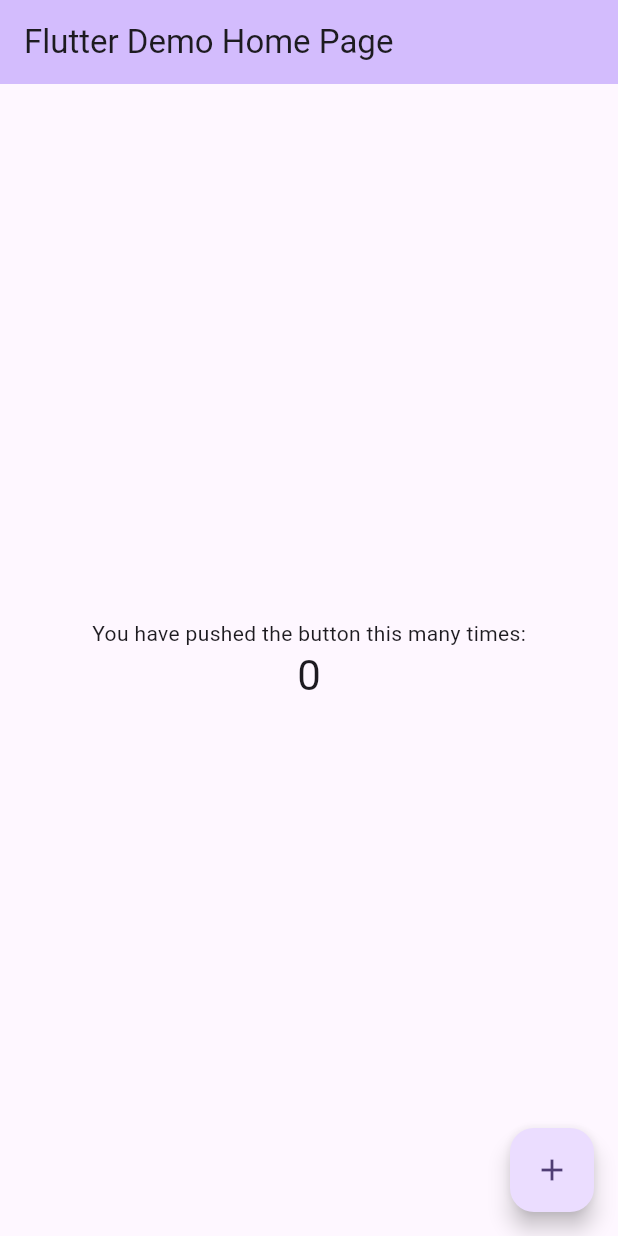
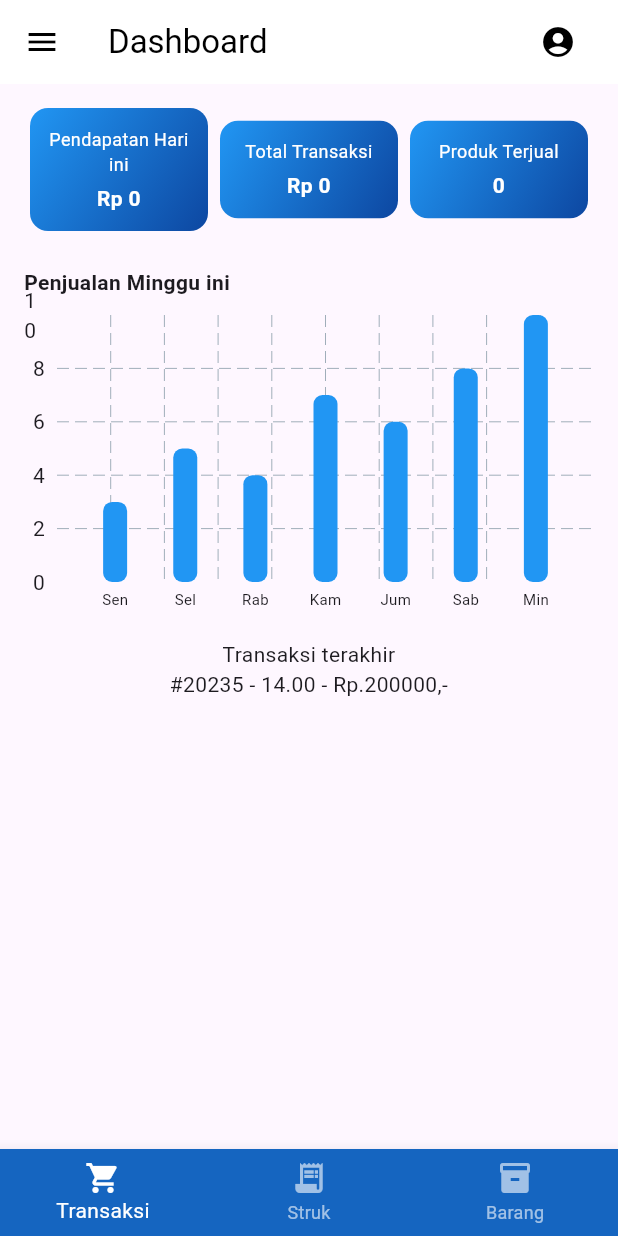
Before and after one commit to Falfall/kasirku, a Flutter app: the screen it shows after launch, on a phone screen of 412 x 824 dp. Run offline on Flutter 3.47's test engine with Material 3 defaults, Android fonts, the phone set to English and light mode, and no system bars; drawn by our look-alikes of fl_chart.

Commit message:
dashboard

```diff
--- /dev/null
+++ b/lib/dashboard.dart
@@ -0,0 +1,195 @@
+import 'package:flutter/material.dart';
+import 'package:fl_chart/fl_chart.dart';
+
+void main() {
+  runApp(const MaterialApp(
+    home: Dashboard(),
+    debugShowCheckedModeBanner: false,
+    title: 'Aplikasi Kasir',
+  ));
+}
+
+class Dashboard extends StatefulWidget {
+  const Dashboard({super.key});
+
+  @override
+  State<Dashboard> createState() => _DashboardState();
+}
+
+class _DashboardState extends State<Dashboard> {
+  int _selectedIndex = 0;
+
+  final List<double> penjualanMingguan = [3, 5, 4, 7, 6, 8, 10];
+
+  final List<Map<String, dynamic>> transaksi = [
+    {"id": "#20231", "jam": "11.00", "total": 150000},
+    {"id": "#20232", "jam": "12.45", "total": 170000},
+    {"id": "#20233", "jam": "13.00", "total": 190000},
+    {"id": "#20234", "jam": "13.45", "total": 210000},
+    {"id": "#20235", "jam": "14.00", "total": 200000},
+  ];
+
+  void _onItemTapped(int index) {
+    setState(() {
+      _selectedIndex = index;
+    });
+    ScaffoldMessenger.of(context).showSnackBar(
+      SnackBar(content: Text("Navigasi ke halaman: ${['Transaksi', 'Struk', 'Barang'][index]}"))
+    );
+  }
+
+  void _navigateToProfile() {
+    Navigator.of(context).push(
+      MaterialPageRoute(builder: (context) => const ProfilePage()),
+    );
+  }
+
+  @override
+  Widget build(BuildContext context) {
+    final last = transaksi.isNotEmpty ? transaksi.last : null;
+
+    return Scaffold(
+      appBar: AppBar(
+        leading: const Icon(Icons.menu),
+        title: const Text("Dashboard"),
+        actions: [
+          Padding(
+            padding: const EdgeInsets.only(right: 16),
+            child: IconButton(
+              icon: const Icon(Icons.account_circle),
+              onPressed: _navigateToProfile,
+            ),
+          )
+        ],
+        backgroundColor: Colors.white,
+        foregroundColor: Colors.black,
+        elevation: 0,
+      ),
+      body: Padding(
+        padding: const EdgeInsets.all(16.0),
+        child: Column(
+          children: [
+            Row(
+              children: const [
+                Expanded(child: DashboardCard(title: 'Pendapatan Hari ini', value: 'Rp 0')),
+                Expanded(child: DashboardCard(title: 'Total Transaksi', value: 'Rp 0')),
+                Expanded(child: DashboardCard(title: 'Produk Terjual', value: '0')),
+              ],
+            ),
+            const SizedBox(height: 24),
+            const Align(
+              alignment: Alignment.centerLeft,
+              child: Text("Penjualan Minggu ini", style: TextStyle(fontWeight: FontWeight.bold)),
+            ),
+            const SizedBox(height: 12),
+            SizedBox(
+              height: 200,
+              child: BarChart(
+                BarChartData(
+                  barGroups: List.generate(7, (index) {
+                    return BarChartGroupData(
+                      x: index,
+                      barRods: [
+                        BarChartRodData(
+                          toY: penjualanMingguan[index],
+                          color: Colors.blue,
+                          width: 16,
+                          borderRadius: BorderRadius.circular(6),
+                        )
+                      ],
+                    );
+                  }),
+                  titlesData: FlTitlesData(
+                    leftTitles: AxisTitles(sideTitles: SideTitles(showTitles: true)),
+                    bottomTitles: AxisTitles(
+                      sideTitles: SideTitles(
+                        showTitles: true,
+                        getTitlesWidget: (value, meta) {
+                          const hari = ['Sen', 'Sel', 'Rab', 'Kam', 'Jum', 'Sab', 'Min'];
+                          return Padding(
+                            padding: const EdgeInsets.only(top: 4.0),
+                            child: Text(hari[value.toInt()], style: const TextStyle(fontSize: 10)),
+                          );
+                        },
+                      ),
+                    ),
+                    topTitles: AxisTitles(sideTitles: SideTitles(showTitles: false)),
+                    rightTitles: AxisTitles(sideTitles: SideTitles(showTitles: false)),
+                  ),
+                  borderData: FlBorderData(show: false),
+                  gridData: FlGridData(show: true),
+                ),
+              ),
+            ),
+            const SizedBox(height: 16),
+            last != null
+                ? Text(
+                    "Transaksi terakhir\n${last['id']} - ${last['jam']} - Rp.${last['total'].toStringAsFixed(0)},-",
+                    textAlign: TextAlign.center,
+                  )
+                : const Text("Belum ada transaksi"),
+          ],
+        ),
+      ),
+      bottomNavigationBar: BottomNavigationBar(
+        currentIndex: _selectedIndex,
+        onTap: _onItemTapped,
+        backgroundColor: Colors.blue.shade800,
+        selectedItemColor: Colors.white,
+        unselectedItemColor: Colors.white60,
+        items: const [
+          BottomNavigationBarItem(icon: Icon(Icons.shopping_cart), label: "Transaksi"),
+          BottomNavigationBarItem(icon: Icon(Icons.receipt_long), label: "Struk"),
+          BottomNavigationBarItem(icon: Icon(Icons.inventory), label: "Barang"),
+        ],
+      ),
+    );
+  }
+}
+
+class DashboardCard extends StatelessWidget {
+  final String title;
+  final String value;
+
+  const DashboardCard({super.key, required this.title, required this.value});
+
+  @override
+  Widget build(BuildContext context) {
+    return Container(
+      margin: const EdgeInsets.symmetric(horizontal: 4),
+      padding: const EdgeInsets.all(12),
+      decoration: BoxDecoration(
+        gradient: const LinearGradient(
+          colors: [Color(0xFF2196F3), Color(0xFF0D47A1)],
+          begin: Alignment.topLeft,
+          end: Alignment.bottomRight,
+        ),
+        borderRadius: BorderRadius.circular(12),
+      ),
+      child: Column(
+        children: [
+          Text(title, style: const TextStyle(color: Colors.white, fontSize: 12), textAlign: TextAlign.center),
+          const SizedBox(height: 4),
+          Text(value, style: const TextStyle(color: Colors.white, fontWeight: FontWeight.bold, fontSize: 14), textAlign: TextAlign.center),
+        ],
+      ),
+    );
+  }
+}
+
+class ProfilePage extends StatelessWidget {
+  const ProfilePage({super.key});
+
+  @override
+  Widget build(BuildContext context) {
+    return Scaffold(
+      appBar: AppBar(
+        title: const Text("Profil Kasir"),
+        backgroundColor: Colors.blue,
+      ),
+      body: const Center(
+        child: Text("Ini halaman profil kasir"),
+      ),
+    );
+  }
+}
--- a/lib/main.dart
+++ b/lib/main.dart
@@ -1,4 +1,5 @@
 import 'package:flutter/material.dart';
+import 'dashboard.dart';
 
 void main() {
   runApp(const MyApp());
@@ -30,7 +31,7 @@ class MyApp extends StatelessWidget {
         // tested with just a hot reload.
         colorScheme: ColorScheme.fromSeed(seedColor: Colors.deepPurple),
       ),
-      home: const MyHomePage(title: 'Flutter Demo Home Page'),
+      home: Dashboard(),
     );
   }
 }
--- a/pubspec.yaml
+++ b/pubspec.yaml
@@ -30,6 +30,9 @@ environment:
 dependencies:
   flutter:
     sdk: flutter
+  fl_chart: ^0.66.0
+
+
 
   # The following adds the Cupertino Icons font to your application.
   # Use with the CupertinoIcons class for iOS style icons.
```
Also changed, not shown: lib/profiluser.dart (added), pubspec.lock.
